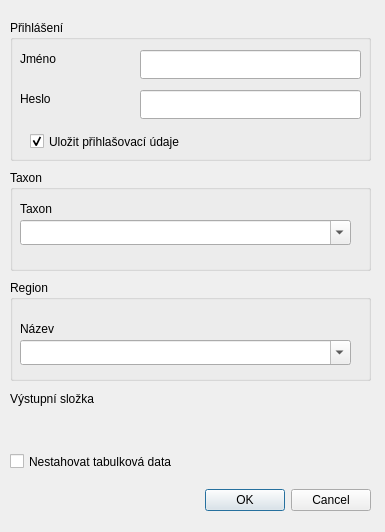
The window that ndop_downloader_dialog_base.ui (OpenGeoLabs/qgis-ndop-downloader) describes before a commit, drawn with Qt 5.
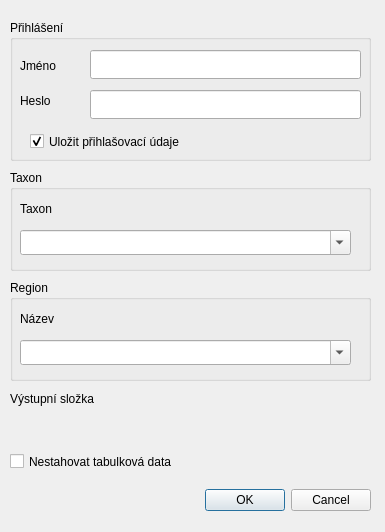
The same window after the commit. Custom widgets are drawn as their Qt base class.

Commit message: update:align ui items

Diff of the .ui file:
```diff
--- a/ndop_downloader_dialog_base.ui
+++ b/ndop_downloader_dialog_base.ui
@@ -44,9 +44,9 @@
    <widget class="QLineEdit" name="line_user">
     <property name="geometry">
      <rect>
-      <x>130</x>
+      <x>80</x>
       <y>30</y>
-      <width>221</width>
+      <width>271</width>
       <height>29</height>
      </rect>
     </property>
@@ -54,9 +54,9 @@
    <widget class="QLineEdit" name="line_pass">
     <property name="geometry">
      <rect>
-      <x>130</x>
+      <x>80</x>
       <y>70</y>
-      <width>221</width>
+      <width>271</width>
       <height>29</height>
      </rect>
     </property>
@@ -70,7 +70,7 @@
       <x>10</x>
       <y>30</y>
       <width>121</width>
-      <height>17</height>
+      <height>31</height>
      </rect>
     </property>
     <property name="text">
@@ -81,9 +81,9 @@
     <property name="geometry">
      <rect>
       <x>10</x>
-      <y>70</y>
+      <y>60</y>
       <width>121</width>
-      <height>17</height>
+      <height>41</height>
      </rect>
     </property>
     <property name="text">
@@ -145,7 +145,7 @@
     <property name="geometry">
      <rect>
       <x>10</x>
-      <y>50</y>
+      <y>60</y>
       <width>331</width>
       <height>25</height>
      </rect>
@@ -177,7 +177,7 @@
     <property name="geometry">
      <rect>
       <x>10</x>
-      <y>40</y>
+      <y>30</y>
       <width>121</width>
       <height>17</height>
      </rect>
```
